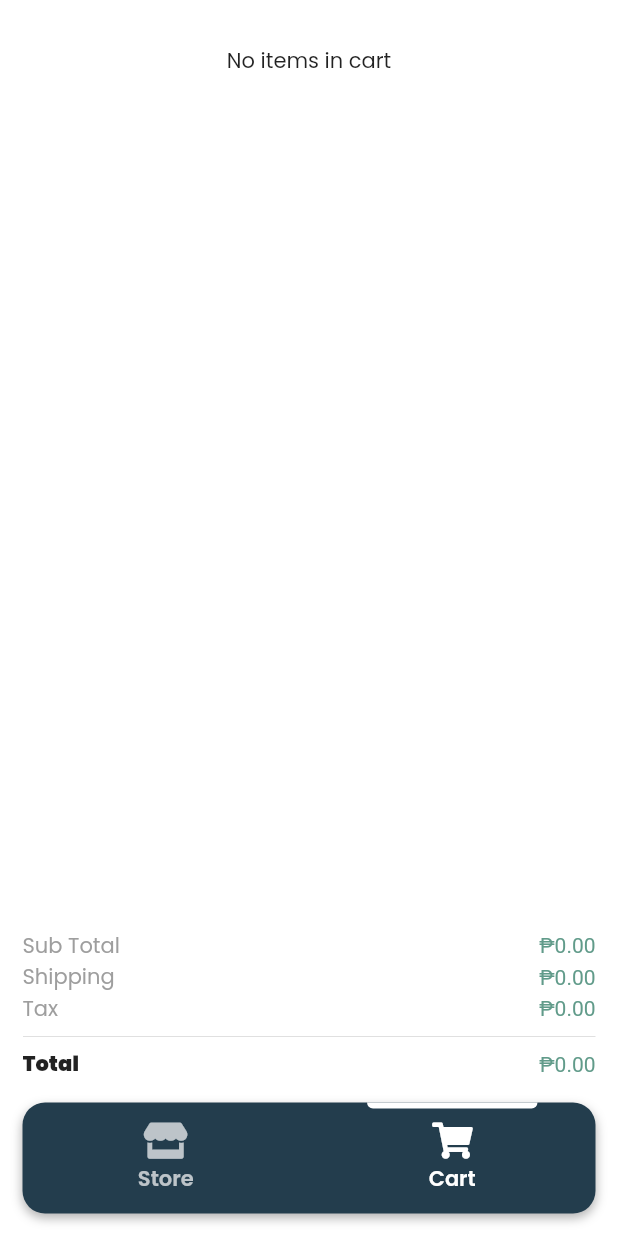
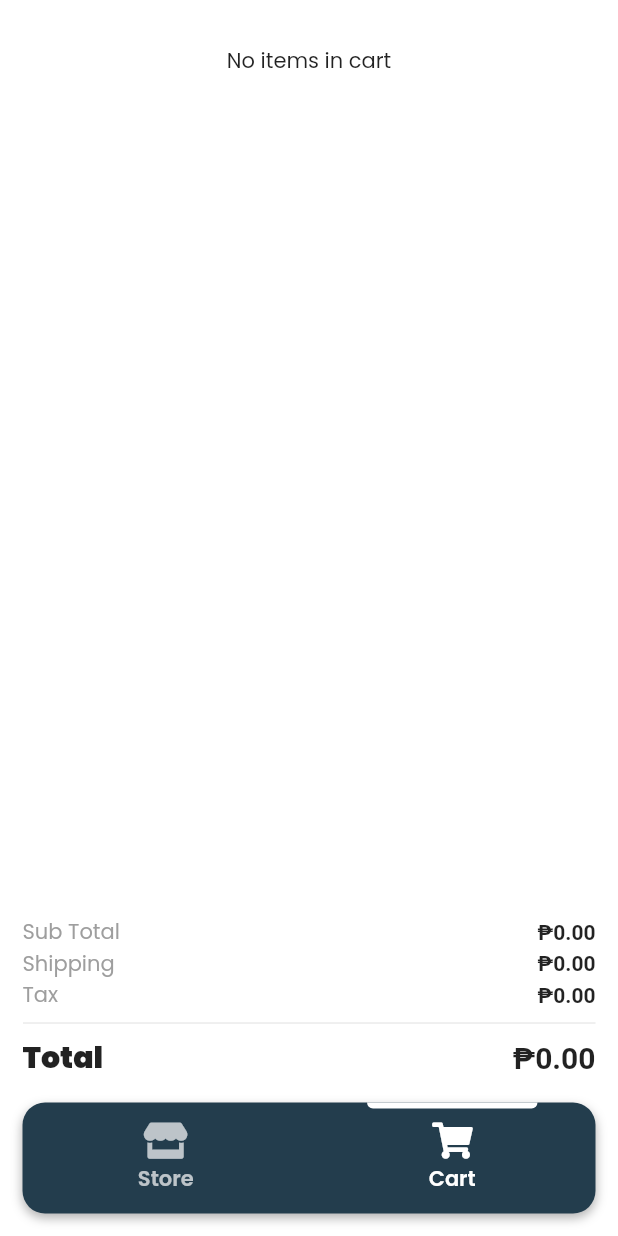
Before and after one commit to Kapatid/mobile_test, a Flutter app: the screen it shows after launch, tab 2 chosen, on a phone screen of 412 x 824 dp. Run offline on Flutter 3.47's test engine with Material 2 defaults, Android fonts, the phone set to English and light mode, and no system bars; our stand-ins replace auto_size_text, cached_network_image, font_awesome_flutter, google_fonts, page_transition, shared_preferences and 1 more; network calls fail.

Commit message:
Update price format

```diff
--- a/lib/home_page/home_page_widget.dart
+++ b/lib/home_page/home_page_widget.dart
@@ -1,5 +1,4 @@
 import 'package:font_awesome_flutter/font_awesome_flutter.dart';
-import 'package:google_fonts/google_fonts.dart';
 import 'package:flutter/material.dart';
 import 'package:mobile_test/flutter_flow/flutter_flow_util.dart';
 import 'package:mobile_test/products_grid/products_grid_widget.dart';
@@ -68,11 +67,10 @@ class _HomePageWidgetState extends State<HomePageWidget> {
                                                       color: Colors.grey)),
                                               Text(
                                                 _fc.format(0),
-                                                style: TextStyle(
+                                                style: const TextStyle(
                                                     fontFamily: "Roboto",
-                                                    color: FlutterFlowTheme.of(
-                                                            context)
-                                                        .secondaryColor),
+                                                    fontWeight:
+                                                        FontWeight.bold),
                                               )
                                             ],
                                           ),
@@ -88,11 +86,10 @@ class _HomePageWidgetState extends State<HomePageWidget> {
                                                       color: Colors.grey)),
                                               Text(
                                                 _fc.format(0),
-                                                style: TextStyle(
+                                                style: const TextStyle(
                                                     fontFamily: "Roboto",
-                                                    color: FlutterFlowTheme.of(
-                                                            context)
-                                                        .secondaryColor),
+                                                    fontWeight:
+                                                        FontWeight.bold),
                                               )
                                             ],
                                           ),
@@ -108,11 +105,10 @@ class _HomePageWidgetState extends State<HomePageWidget> {
                                                       color: Colors.grey)),
                                               Text(
                                                 _fc.format(0),
-                                                style: TextStyle(
+                                                style: const TextStyle(
                                                     fontFamily: "Roboto",
-                                                    color: FlutterFlowTheme.of(
-                                                            context)
-                                                        .secondaryColor),
+                                                    fontWeight:
+                                                        FontWeight.bold),
                                               )
                                             ],
                                           ),
@@ -127,16 +123,17 @@ class _HomePageWidgetState extends State<HomePageWidget> {
                                               const Text(
                                                 "Total",
                                                 style: TextStyle(
+                                                    fontSize: 20,
                                                     fontWeight:
                                                         FontWeight.w900),
                                               ),
                                               Text(
                                                 _fc.format(0),
-                                                style: TextStyle(
+                                                style: const TextStyle(
+                                                    fontSize: 20,
                                                     fontFamily: "Roboto",
-                                                    color: FlutterFlowTheme.of(
-                                                            context)
-                                                        .secondaryColor),
+                                                    fontWeight:
+                                                        FontWeight.bold),
                                               )
                                             ],
                                           ),
```
